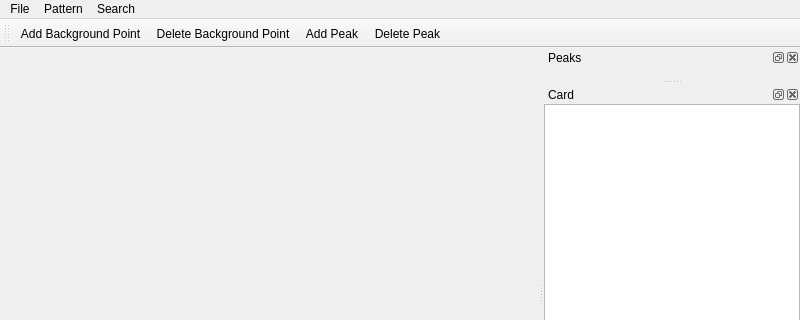
This is src/mainwindow.ui in ccorrado71/qualx3 as Qt 5 draws it before an edit; both pictures show x 0 to 800 and y 0 to 320 of the 800 by 600 pixel window. The edited form follows.
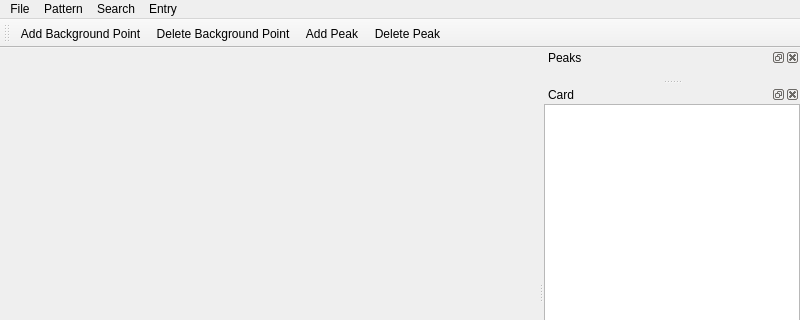
This is the edited form. Icons and pictures are not drawn. Custom widgets are drawn as their Qt base class.

Commit message: add get card dialog

The edit to the form file:
```diff
--- a/src/mainwindow.ui
+++ b/src/mainwindow.ui
@@ -94,7 +94,7 @@
      <x>0</x>
      <y>0</y>
      <width>800</width>
-     <height>23</height>
+     <height>22</height>
     </rect>
    </property>
    <widget class="QMenu" name="menuDatabase">
@@ -145,9 +145,16 @@
     <addaction name="menuBackground"/>
     <addaction name="menuPeaks"/>
    </widget>
+   <widget class="QMenu" name="menuEntry">
+    <property name="title">
+     <string>Entry</string>
+    </property>
+    <addaction name="actionLoad_Add"/>
+   </widget>
    <addaction name="menuFile"/>
    <addaction name="menuPattern"/>
    <addaction name="menuDatabase"/>
+   <addaction name="menuEntry"/>
   </widget>
   <widget class="QStatusBar" name="statusBar"/>
   <widget class="QDockWidget" name="dockWidgetResults">
```
Left out of the diff: 25 changed lines with no effect on the pictures. The commit also changes 4 other files.
